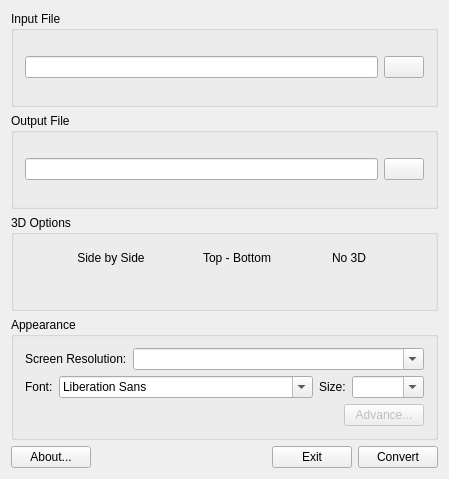
This is src/sub3dtoolgui.ui in tuxamito/sub3dtool-gui as Qt 5 draws it before an edit. The edited form follows.
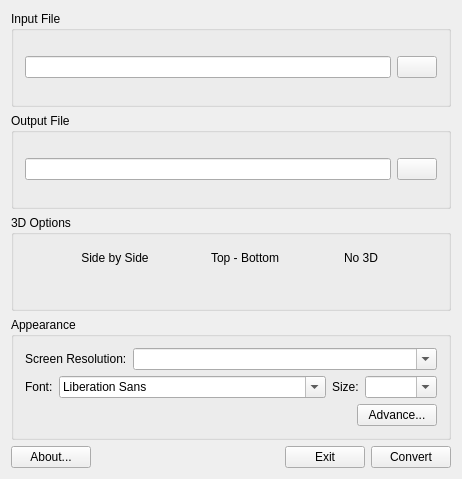
This is the edited form. Icons and pictures are not drawn.

Diff of the .ui file:
```diff
--- a/src/sub3dtoolgui.ui
+++ b/src/sub3dtoolgui.ui
@@ -6,7 +6,7 @@
    <rect>
     <x>0</x>
     <y>0</y>
-    <width>449</width>
+    <width>462</width>
     <height>479</height>
    </rect>
   </property>
@@ -312,7 +312,7 @@
         <item>
          <widget class="QPushButton" name="pushButton_4">
           <property name="enabled">
-           <bool>false</bool>
+           <bool>true</bool>
           </property>
           <property name="text">
            <string>Advance...</string>
```
Left out of the diff: 19 changed lines with no effect on the pictures.
